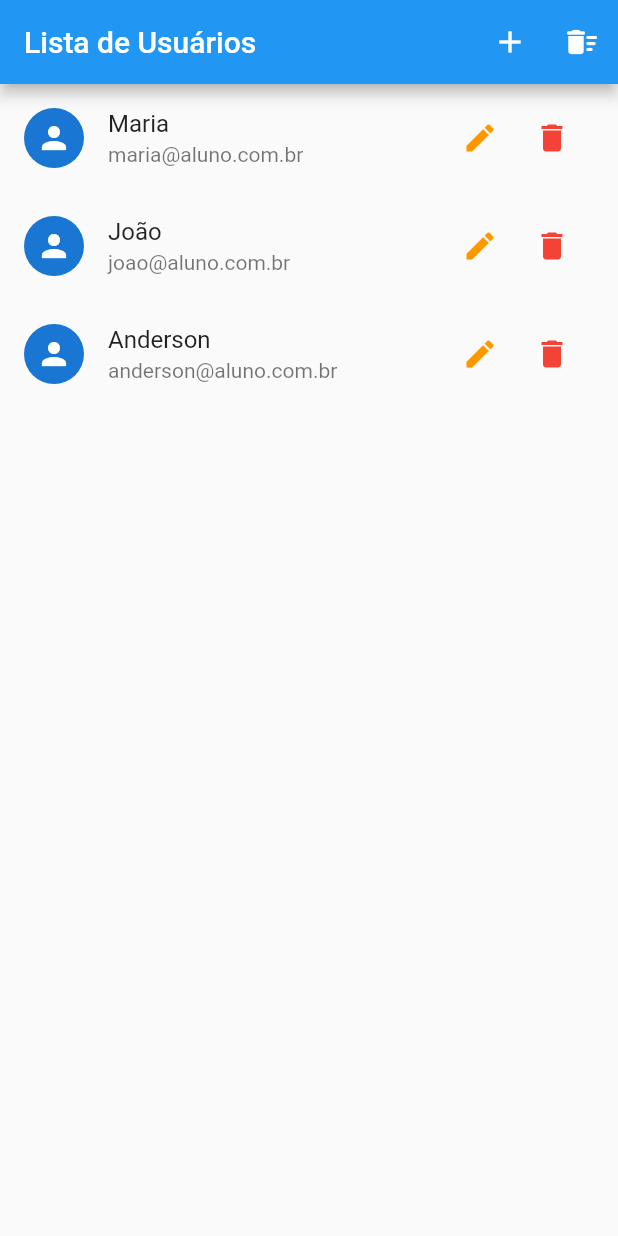
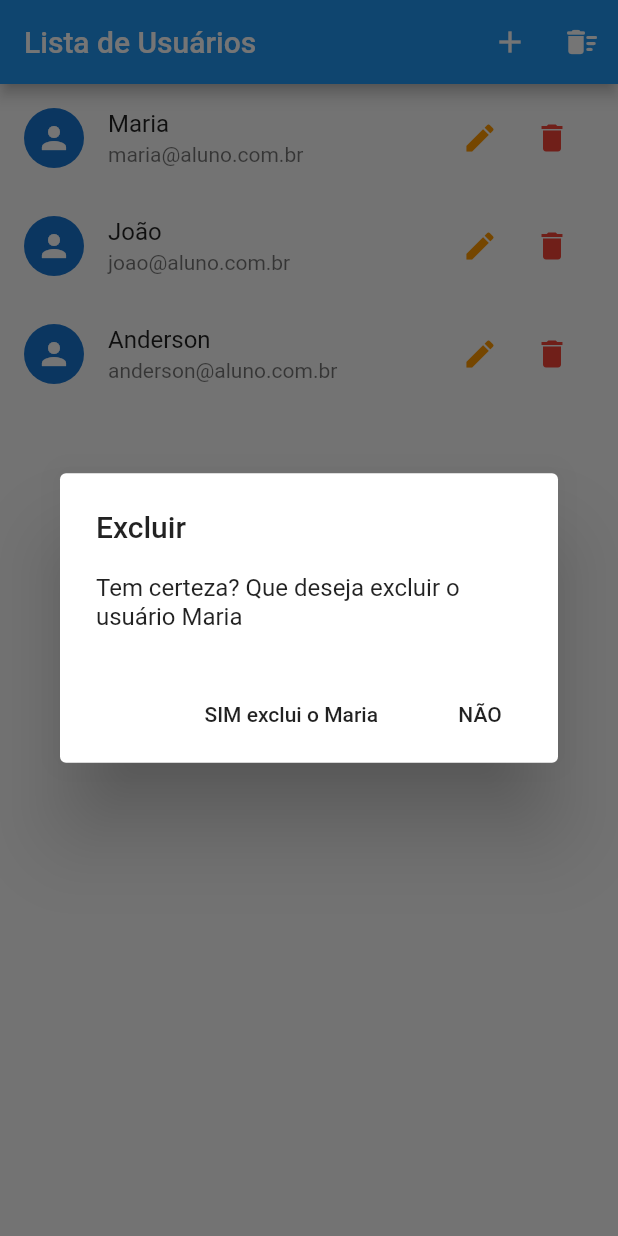
Before and after one commit to diekof/flutter_crud, a Flutter app: the screen it shows after launch, after a tap on the "delete" icon, on a phone screen of 412 x 824 dp. Run offline on Flutter 3.47's test engine with Material 2 defaults, Android fonts, the phone set to English and light mode, and no system bars.

Commit message:
Exclusão e criação de prompt

```diff
--- a/lib/components/user_tile.dart
+++ b/lib/components/user_tile.dart
@@ -1,7 +1,9 @@
 import 'package:cached_network_image/cached_network_image.dart';
 import 'package:flutter/material.dart';
 import 'package:flutter_crud/models/user.dart';
+import 'package:flutter_crud/provider/users.dart';
 import 'package:flutter_crud/routes/app_routes.dart';
+import 'package:provider/provider.dart';
 
 class UserTile extends StatelessWidget {
   final User user;
@@ -36,7 +38,29 @@ class UserTile extends StatelessWidget {
               icon: Icon(Icons.edit),
               ),
             IconButton(
-              onPressed: () {},
+              onPressed: () {
+                showDialog(
+                    context: context,
+                    builder: (ctx) => AlertDialog(
+                      title: Text('Excluir'),
+                      content: Text('Tem certeza? Que deseja excluir o usuário '+user.name),
+                      actions: [
+                        FlatButton(
+                          onPressed: () => Navigator.of(context).pop(true),
+                          child: Text('SIM exclui o '+user.name),
+                        ),
+                        FlatButton(
+                          onPressed: () => Navigator.of(context).pop(false),
+                          child: Text('NÃO'),
+                        ),
+                      ],
+                    )
+                ).then((confirmed){
+                  if(confirmed){
+                    Provider.of<Users>(context, listen: false).remove(user);
+                  }
+                });
+              },
               color: Colors.red,
               icon: Icon(Icons.delete),
               ),
```
Also changed, not shown: lib/views/user_form.dart (+14 -6 lines).
